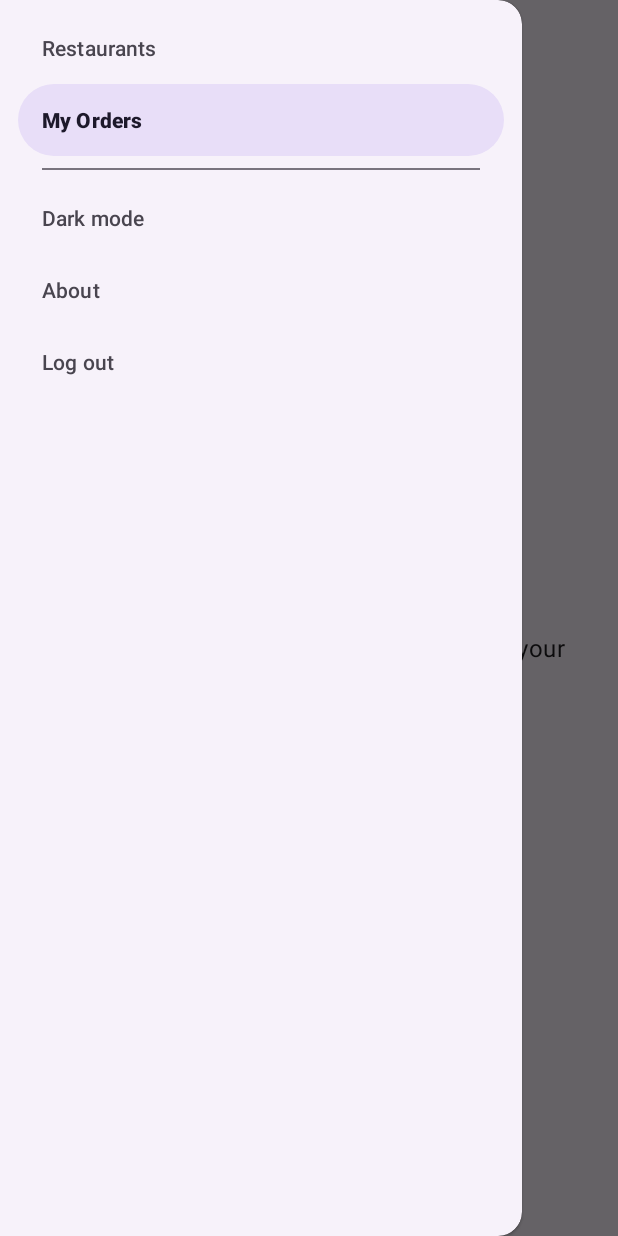
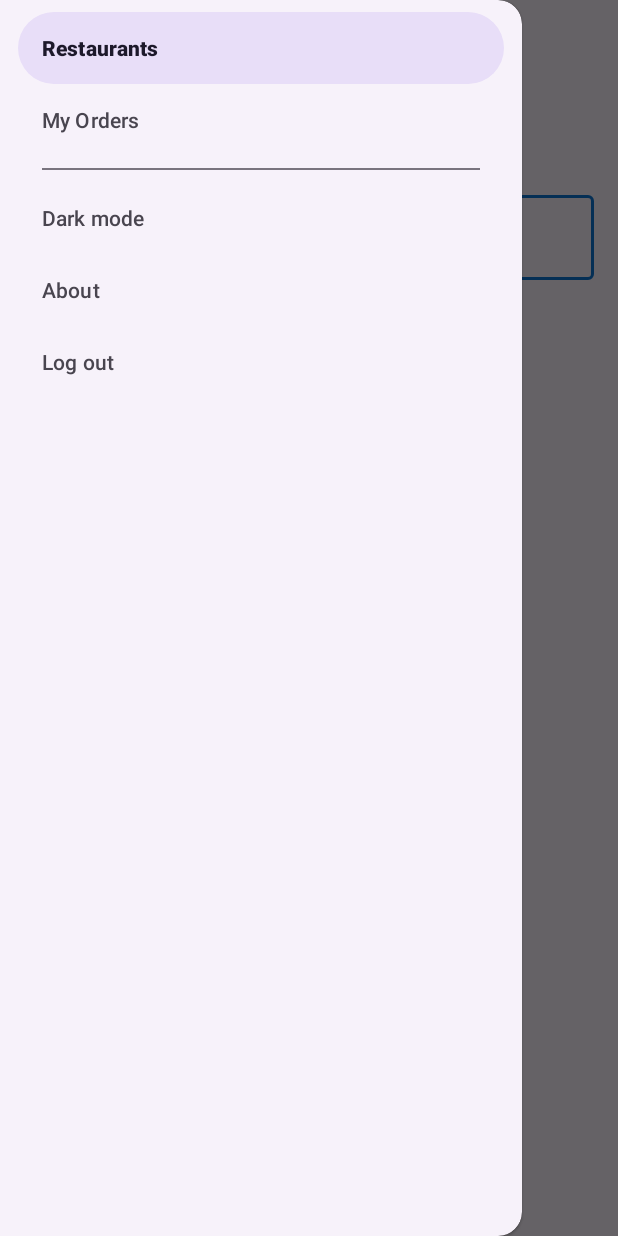
Before and after one commit to sara2579/Hubeats, an Android app: the StudentActivity screen opened directly, with no data from a screen before it, with the side drawer open, on a phone screen of 412 x 824 dp. Run offline under Robolectric (Android 15) with nearby library versions, the phone set to English and light mode, and no system bars; our stand-ins replace Room's generated code, navigation-ui.

Commit message:
Set restaurant list as start screen after merging Zuni's part

```diff
--- a/app/src/main/res/navigation/nav_student.xml
+++ b/app/src/main/res/navigation/nav_student.xml
@@ -6,10 +6,8 @@
     xmlns:app="http://schemas.android.com/apk/res-auto"
 
     android:id="@+id/nav_student"
-    app:startDestination="@id/myOrdersFragment">
-    <!-- startDestination = the first screen shown.
-         TEMPORARILY My Orders, coz Zuni's restaurant list doesn't exist yet.
-         When her screens are added, change this to @id/restaurantListFragment. -->
+    app:startDestination="@id/restaurantListFragment">
+    <!-- startDestination = the first screen shown -->
 
     <!-- ZUNI'S SCREENS : restaurantListFragment, menuFragment, cartFragment -->
 
```
